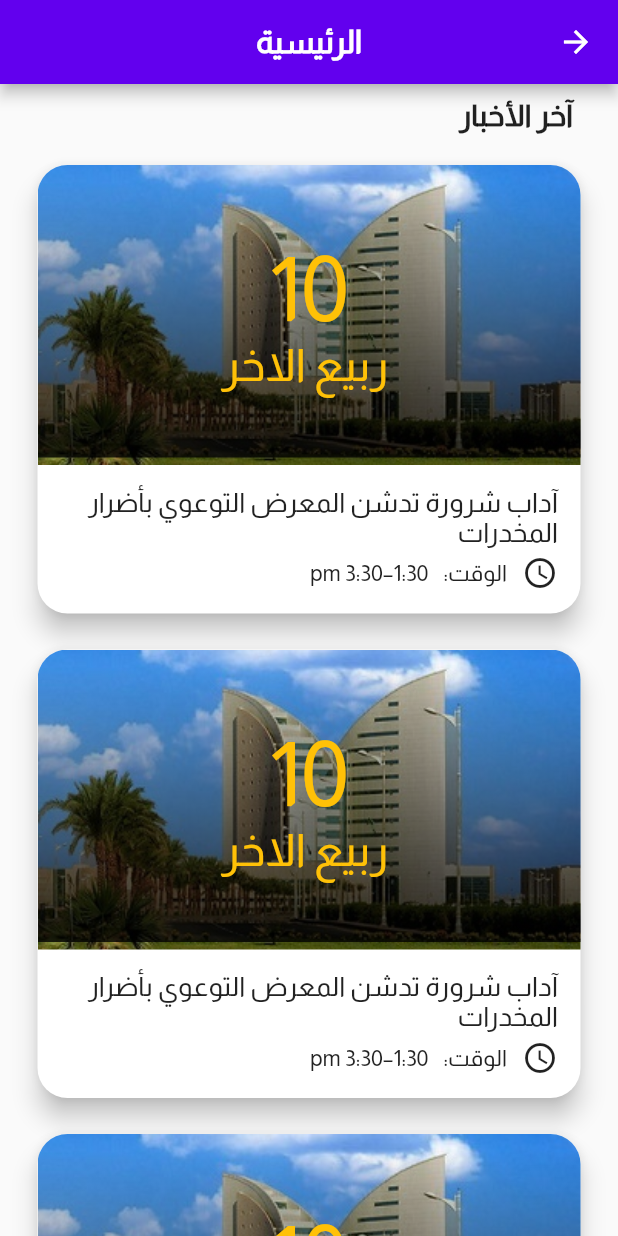
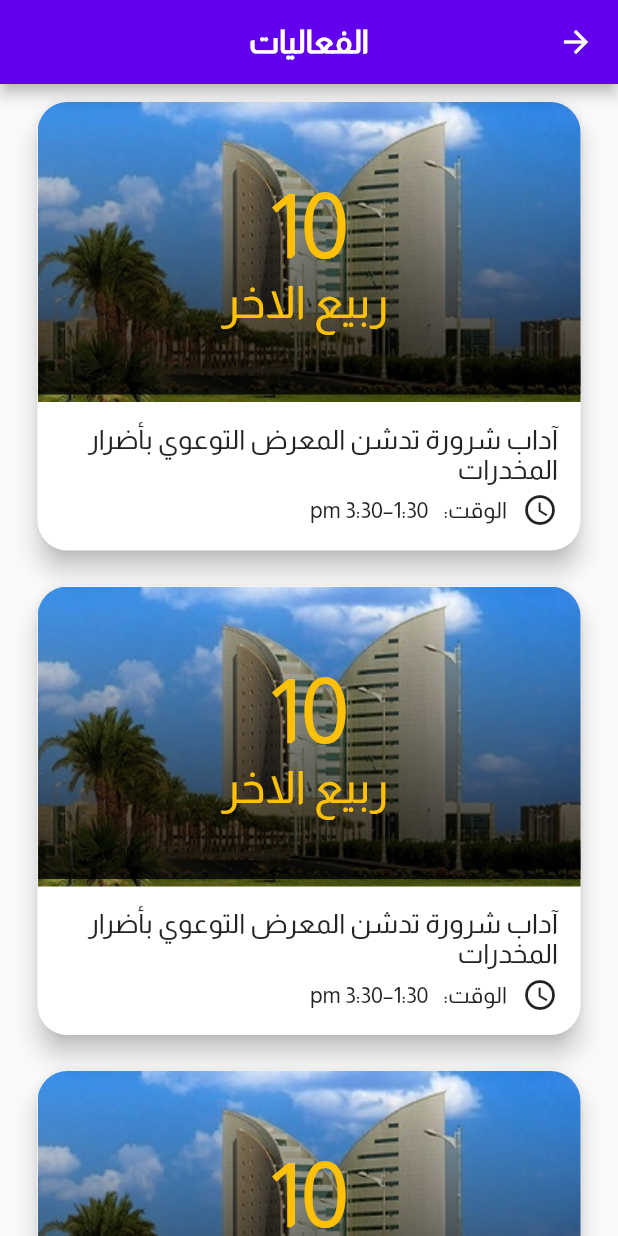
Before and after one commit to Ezzalarab/college_events, a Flutter app: the EventsPage screen opened directly, on a phone screen of 412 x 824 dp. Run offline on Flutter 3.47's test engine with Material 2 defaults, Android fonts, the phone set to English and light mode, and no system bars; our stand-ins replace carousel_slider.

```diff
--- a/lib/pages/events_page.dart
+++ b/lib/pages/events_page.dart
@@ -52,27 +52,11 @@ class _EventsPageState extends State<EventsPage> {
   Widget build(BuildContext context) {
     return Scaffold(
       appBar: AppBar(
-        title: const Text("الرئيسية"),
+        title: const Text("الفعاليات"),
         centerTitle: true,
       ),
       body: SingleChildScrollView(
-        child: Column(
-          crossAxisAlignment: CrossAxisAlignment.start,
-          children: [
-            const Padding(
-              padding: EdgeInsets.symmetric(
-                horizontal: 30,
-                vertical: 10,
-              ),
-              child: Text(
-                "آخر الأخبار",
-                style: TextStyle(
-                  fontSize: 20,
-                  fontWeight: FontWeight.bold,
-                ),
-              ),
-            ),
-            ListView.builder(
+        child: ListView.builder(
           shrinkWrap: true,
           physics: const NeverScrollableScrollPhysics(),
           itemCount: events.length,
@@ -80,31 +64,21 @@ class _EventsPageState extends State<EventsPage> {
             eventData: events[index],
           ),
         ),
-            EventCard(
-              eventData: Event(
-                id: "1",
-                title: "آداب شرورة تدشن المعرض التوعوي بأضرار المخدرات",
-                dateMonth: " ربيع الاخر",
-                dateTody: "10",
-                dateHoure: "1:30–3:30 pm",
-                image: 'images/tree.jpg',
-                place: "قاعة الملك",
-              ),
-            ),
-            EventCard(
-              eventData: Event(
-                id: "1",
-                title: "آداب شرورة تدشن المعرض التوعوي بأضرار المخدرات",
-                dateMonth: " ربيع الاخر",
-                dateTody: "10",
-                dateHoure: "1:30–3:30 pm",
-                image: 'images/tree.jpg',
-                place: "قاعة الملك",
-              ),
-            ),
-          ],
-        ),
       ),
     );
   }
 }
+
+        // const Padding(
+        //   padding: EdgeInsets.symmetric(
+        //     horizontal: 30,
+        //     vertical: 10,
+        //   ),
+        //   child: Text(
+        //     "الفعاليات",
+        //     style: TextStyle(
+        //       fontSize: 20,
+        //       fontWeight: FontWeight.bold,
+        //     ),
+        //   ),
+        // ),
```
Also changed, not shown: lib/widgets/home/home_drawer/home_drawer_user_body.dart (deleted, +0 -47 lines), lib/widgets/home/home_drawer/home_drower_body.dart (+8 -2 lines). Lines whose indentation alone changed are shown as unchanged.
